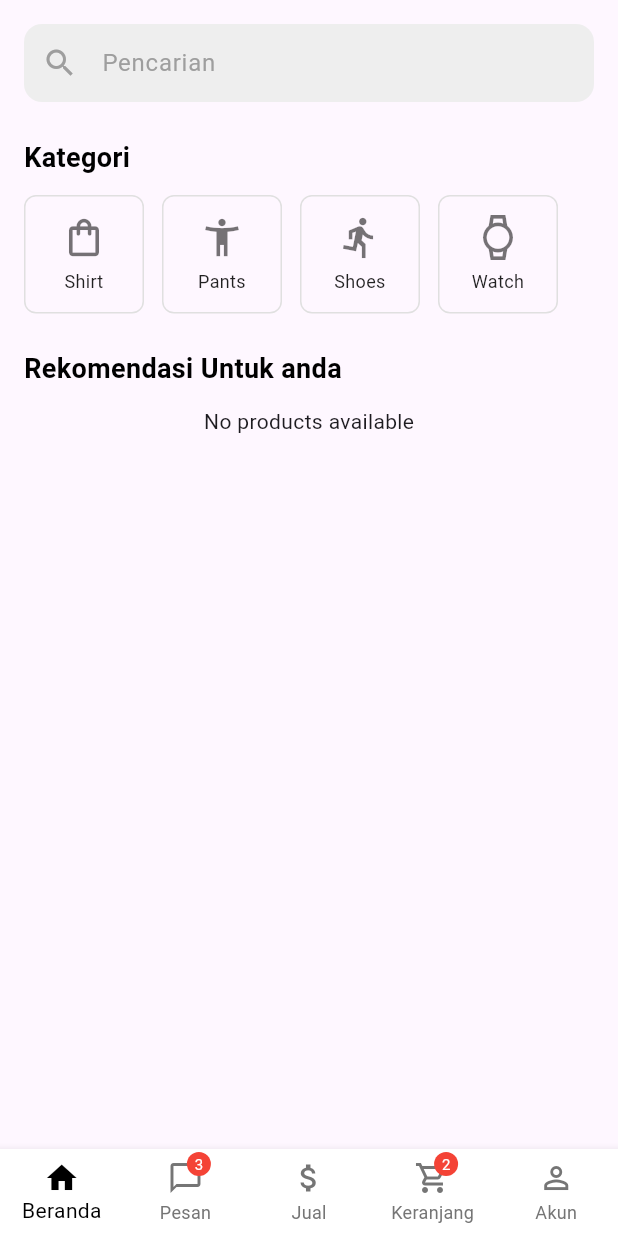
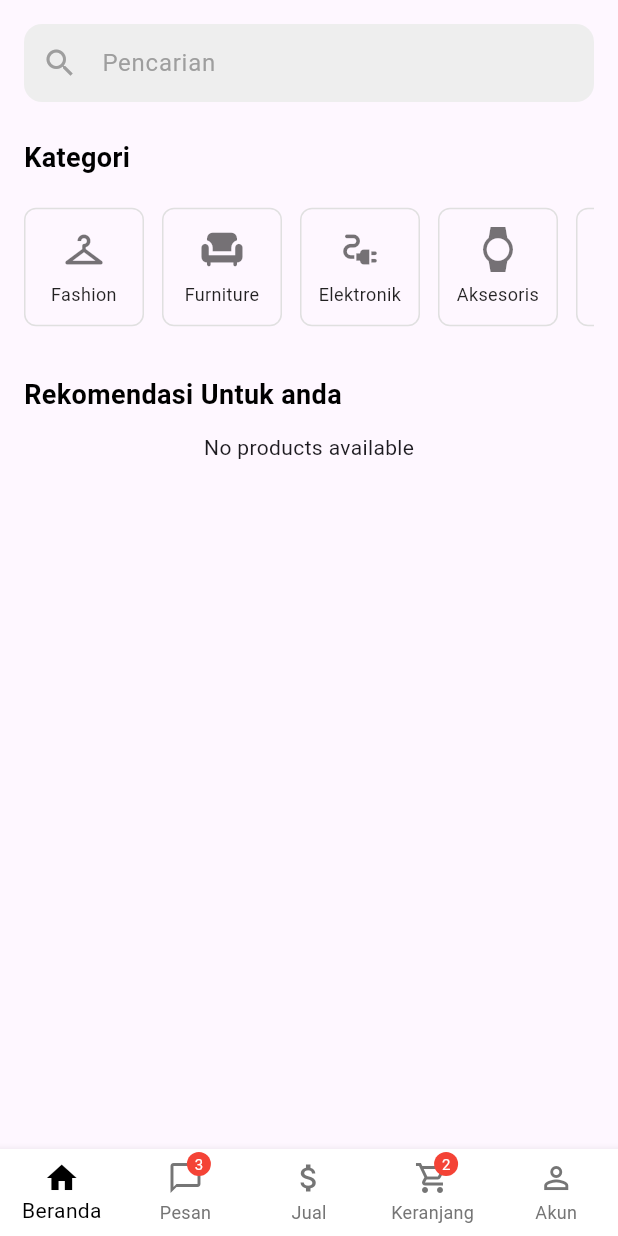
Before and after one commit to tungtungtungtungtungtungsahur/mobile-abp, a Flutter app: the HomeScreen screen opened by its route, on a phone screen of 412 x 824 dp. Run offline on Flutter 3.47's test engine with Material 3 defaults, Android fonts, the phone set to English and light mode, and no system bars; our stand-ins replace cloud_firestore, firebase_auth, firebase_core, image_picker; missing offline and left inert: google_mlkit_text_recognition; accounts and stored records are empty; Roboto replaces fonts that are missing (Poppins).

Commit message:
Update home.dart

```diff
--- a/lib/home.dart
+++ b/lib/home.dart
@@ -149,17 +149,21 @@ class _HomeScreenState extends State<HomeScreen> {
       scrollDirection: Axis.horizontal,
       child: Row(
         children: [
-          _buildCategoryItem(Icons.shopping_bag_outlined, 'Shirt'),
+          _buildCategoryItem(Icons.checkroom, 'Fashion'),
           const SizedBox(width: 12),
-          _buildCategoryItem(
-            Icons.accessibility_new,
-            'Pants',
-          ), // Find better icon
+          _buildCategoryItem(Icons.chair, 'Furniture'),
           const SizedBox(width: 12),
-          _buildCategoryItem(Icons.directions_run, 'Shoes'), // Find better icon
+          _buildCategoryItem(Icons.electrical_services, 'Elektronik'),
           const SizedBox(width: 12),
-          _buildCategoryItem(Icons.watch_outlined, 'Watch'),
-          // Add more categories...
+          _buildCategoryItem(Icons.watch, 'Aksesoris'),
+          const SizedBox(width: 12),
+          _buildCategoryItem(Icons.directions_run, 'Sepatu'),
+          const SizedBox(width: 12),
+          _buildCategoryItem(Icons.shopping_bag, 'Tas'),
+          const SizedBox(width: 12),
+          _buildCategoryItem(Icons.brush, 'Kosmetik'),
+          const SizedBox(width: 12),
+          _buildCategoryItem(Icons.home, 'Perabot rumah'),
         ],
       ),
     );
```
